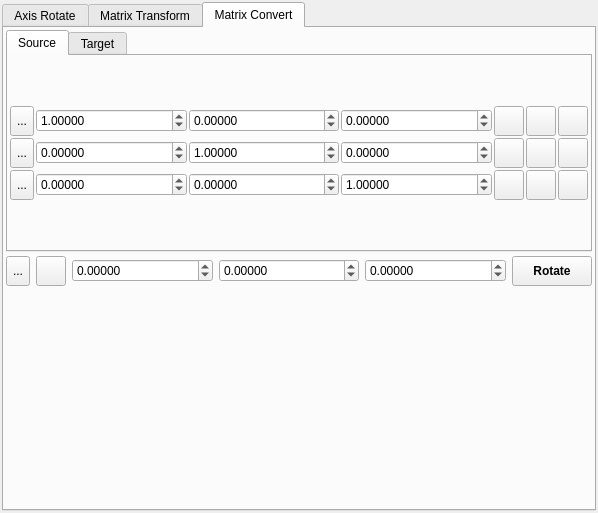
The window that src/gui/transform.ui (trisyoungs/aten) describes before a commit, drawn with Qt 5.
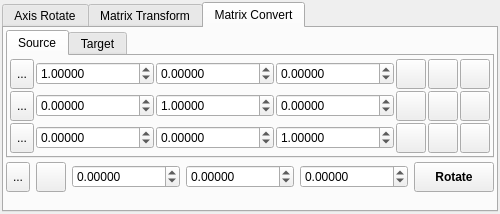
The same window after the commit. Icons and pictures are not drawn.

Diff of the .ui file:
```diff
--- a/src/gui/transform.ui
+++ b/src/gui/transform.ui
@@ -5,8 +5,8 @@
    <rect>
     <x>0</x>
     <y>0</y>
-    <width>598</width>
-    <height>513</height>
+    <width>352</width>
+    <height>214</height>
    </rect>
   </property>
   <property name="windowTitle" >
```
